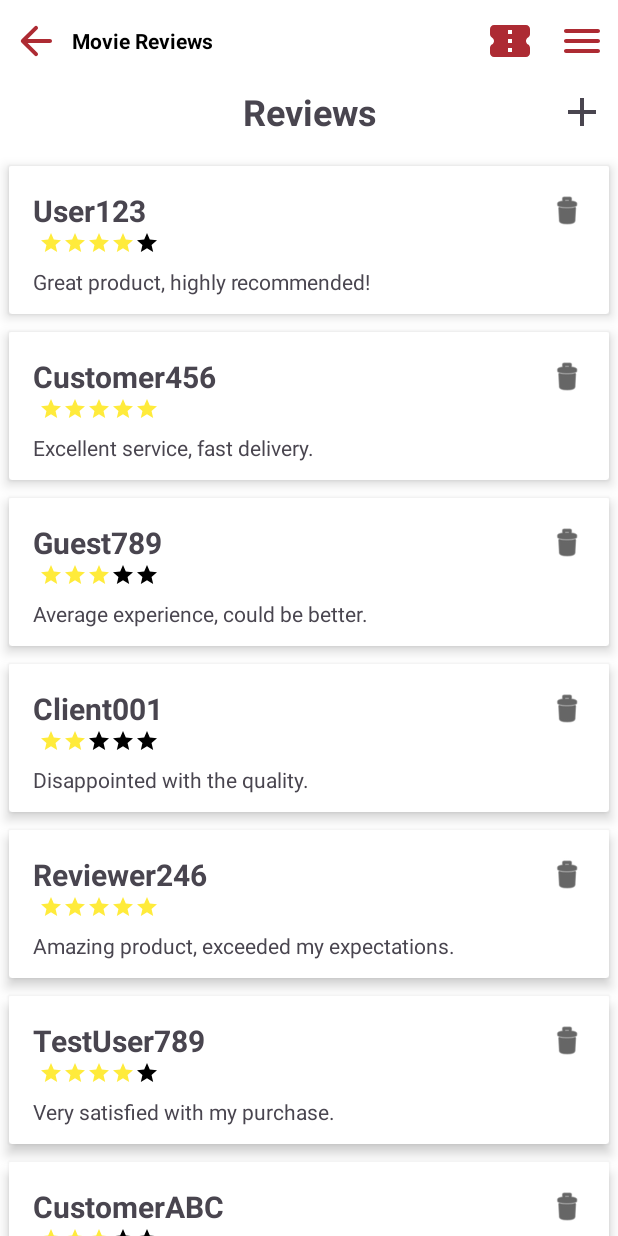
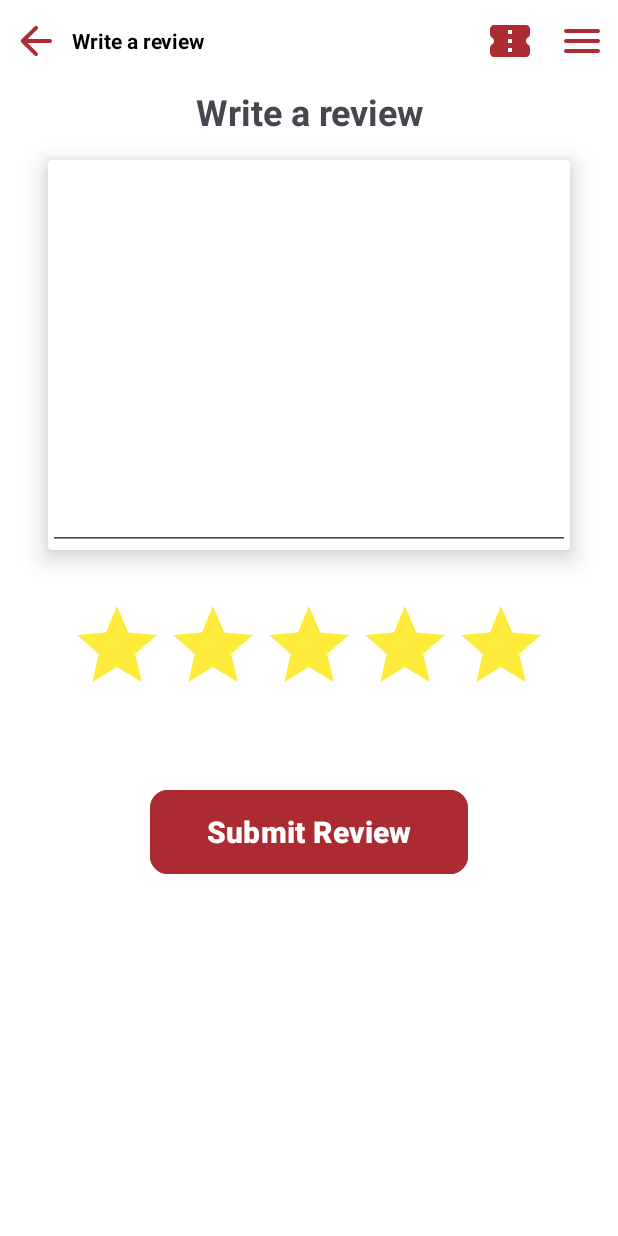
Before and after one commit to saltypickle2209/RepCGV, an Android app: the fragment MovieReviewFragment placed in its activity, after a tap on an icon or button, on a phone screen of 412 x 824 dp. Run offline under Robolectric (Android 15) with nearby library versions, the phone set to English and light mode, and no system bars.

Commit message:
add new Review

```diff
--- a/app/src/main/java/com/example/repcgv/fragments/MovieReviewFragment.kt
+++ b/app/src/main/java/com/example/repcgv/fragments/MovieReviewFragment.kt
@@ -56,7 +56,7 @@ class MovieReviewFragment : Fragment() {
         recyclerViewReviews.layoutManager = LinearLayoutManager(context)
 
         buttonAdd.setOnClickListener {
-//            (this.activity as? MainActivity)?.addFragment(NewReviewFragment(),"newReview")
+            (this.activity as? MainActivity)?.addFragment(NewReviewFragment(),"newReview")
         }
     }
 
--- /dev/null
+++ b/app/src/main/java/com/example/repcgv/fragments/NewReviewFragment.kt
@@ -0,0 +1,66 @@
+package com.example.repcgv.fragments
+
+import android.content.res.ColorStateList
+import android.graphics.Color
+import android.os.Bundle
+import androidx.fragment.app.Fragment
+import android.view.LayoutInflater
+import android.view.View
+import android.view.ViewGroup
+import android.widget.Button
+import android.widget.EditText
+import androidx.appcompat.widget.AppCompatButton
+import com.example.repcgv.R
+
+class NewReviewFragment : Fragment() {
+
+    private lateinit var root: View;
+    private lateinit var textReview: EditText
+    private lateinit var buttonSubmit: Button;
+    private lateinit var buttonStarsList: ArrayList<AppCompatButton>
+
+    private val COLOR_STAR_SELECTED = Color.parseColor("#FFEB3B")
+    private val COLOR_STAR_NONE = Color.parseColor("#000000")
+    override fun onCreateView(
+        inflater: LayoutInflater, container: ViewGroup?,
+        savedInstanceState: Bundle?
+    ): View {
+        root = inflater.inflate(R.layout.fragment_new_review, container, false)
+        init()
+
+        return root;
+    }
+
+    private fun init()
+    {
+        textReview = root.findViewById(R.id.textReview);
+        buttonSubmit = root.findViewById(R.id.buttonSubmit);
+        buttonStarsList = arrayListOf(
+            root.findViewById(R.id.buttonStar_0),
+            root.findViewById(R.id.buttonStar_1),
+            root.findViewById(R.id.buttonStar_2),
+            root.findViewById(R.id.buttonStar_3),
+            root.findViewById(R.id.buttonStar_4),
+        )
+
+        for(i in 0 until 5)
+        {
+            buttonStarsList[i].setOnClickListener({
+                SetStarOnClick(i);
+            })
+        }
+    }
+
+
+    private fun SetStarOnClick(index: Int)
+    {
+        for(i in 0 until 5){
+            buttonStarsList[i].backgroundTintList = ColorStateList.valueOf( COLOR_STAR_NONE);
+        }
+
+        for(i in 0 until index+1){
+            buttonStarsList[i].backgroundTintList = ColorStateList.valueOf(COLOR_STAR_SELECTED);
+        }
+    }
+
+}
--- /dev/null
+++ b/app/src/main/res/layout/fragment_new_review.xml
@@ -0,0 +1,183 @@
+<?xml version="1.0" encoding="utf-8"?>
+<androidx.constraintlayout.widget.ConstraintLayout xmlns:android="http://schemas.android.com/apk/res/android"
+    xmlns:app="http://schemas.android.com/apk/res-auto"
+    xmlns:tools="http://schemas.android.com/tools"
+    android:layout_width="match_parent"
+    android:layout_height="match_parent"
+    android:background="#FFFFFF"
+    tools:context=".fragments.NewReviewFragment">
+
+    <!-- TODO: Update blank fragment layout -->
+
+
+    <Button
+        android:id="@+id/buttonSubmit"
+        android:layout_width="0dp"
+        android:layout_height="64dp"
+        android:layout_marginStart="100dp"
+        android:layout_marginTop="60dp"
+        android:layout_marginEnd="100dp"
+        android:backgroundTint="#AC2B33"
+        android:text="Submit Review"
+        android:textSize="20dp"
+        android:textStyle="bold"
+        app:cornerRadius="12dp"
+        app:layout_constraintEnd_toEndOf="parent"
+        app:layout_constraintStart_toStartOf="parent"
+        app:layout_constraintTop_toBottomOf="@+id/linearLayout2" />
+
+    <androidx.constraintlayout.widget.ConstraintLayout
+        android:id="@+id/navbar"
+        android:layout_width="match_parent"
+        android:layout_height="54dp"
+        android:background="@color/white"
+        app:layout_constraintEnd_toEndOf="parent"
+        app:layout_constraintHorizontal_bias="0.5"
+        app:layout_constraintStart_toStartOf="parent"
+        app:layout_constraintTop_toTopOf="parent">
+
+        <ImageButton
+            android:id="@+id/backBtn"
+            android:layout_width="48dp"
+            android:layout_height="48dp"
+            android:background="@null"
+            android:src="@drawable/back_arrow"
+            app:layout_constraintBottom_toBottomOf="parent"
+            app:layout_constraintStart_toStartOf="parent"
+            app:layout_constraintTop_toTopOf="parent"
+            app:tint="@color/red" />
+
+        <TextView
+            android:layout_width="0dp"
+            android:layout_height="0dp"
+            android:gravity="start|fill_vertical"
+            android:text="Write a review"
+            android:textColor="@color/black"
+            android:textStyle="bold"
+            app:layout_constraintBottom_toBottomOf="parent"
+            app:layout_constraintEnd_toStartOf="@id/ticketBtn"
+            app:layout_constraintStart_toEndOf="@id/backBtn"
+            app:layout_constraintTop_toTopOf="parent" />
+
+        <ImageButton
+            android:id="@+id/ticketBtn"
+            android:layout_width="48dp"
+            android:layout_height="48dp"
+            android:background="@null"
+            android:src="@drawable/ticket"
+            app:layout_constraintBottom_toBottomOf="parent"
+            app:layout_constraintEnd_toStartOf="@+id/menuBtn"
+            app:layout_constraintTop_toTopOf="parent"
+            app:tint="@color/red" />
+
+        <ImageButton
+            android:id="@+id/menuBtn"
+            android:layout_width="48dp"
+            android:layout_height="48dp"
+            android:background="@null"
+            android:src="@drawable/menu"
+            app:layout_constraintBottom_toBottomOf="parent"
+            app:layout_constraintEnd_toEndOf="parent"
+            app:layout_constraintTop_toTopOf="parent"
+            app:tint="@color/red" />
+
+    </androidx.constraintlayout.widget.ConstraintLayout>
+
+    <TextView
+        android:id="@+id/textView31"
+        android:layout_width="0dp"
+        android:layout_height="wrap_content"
+        android:layout_marginTop="4dp"
+        android:gravity="center"
+        android:text="Write a review"
+        android:textSize="24sp"
+        android:textStyle="bold"
+        app:layout_constraintEnd_toEndOf="parent"
+        app:layout_constraintHorizontal_bias="1.0"
+        app:layout_constraintStart_toStartOf="parent"
+        app:layout_constraintTop_toBottomOf="@+id/navbar" />
+
+    <androidx.cardview.widget.CardView
+        android:id="@+id/cardText"
+        android:layout_width="0dp"
+        android:layout_height="260dp"
+        android:layout_marginStart="32dp"
+        android:layout_marginTop="16dp"
+        android:layout_marginEnd="32dp"
+        android:ems="10"
+        android:gravity="start|top"
+        android:inputType="textMultiLine"
+        app:cardBackgroundColor="#FFFFFF"
+        app:cardElevation="10dp"
+        app:layout_constraintEnd_toEndOf="parent"
+        app:layout_constraintStart_toStartOf="parent"
+        app:layout_constraintTop_toBottomOf="@+id/textView31">
+
+        <EditText
+            android:id="@+id/textReview"
+            android:layout_width="match_parent"
+            android:layout_height="match_parent"
+            android:ems="10"
+            android:gravity="start|top"
+            android:inputType="textMultiLine" />
+    </androidx.cardview.widget.CardView>
+
+    <LinearLayout
+        android:id="@+id/linearLayout2"
+        android:layout_width="wrap_content"
+        android:layout_height="wrap_content"
+        android:layout_marginTop="32dp"
+        android:orientation="horizontal"
+        app:layout_constraintEnd_toEndOf="parent"
+        app:layout_constraintStart_toStartOf="parent"
+        app:layout_constraintTop_toBottomOf="@+id/cardText">
+
+        <androidx.appcompat.widget.AppCompatButton
+            android:id="@+id/buttonStar_0"
+            android:layout_width="64dp"
+            android:layout_height="64dp"
+            android:layout_weight="1"
+            android:background="@drawable/star"
+            android:backgroundTint="#FFEB3B"
+            app:layout_constraintStart_toStartOf="parent"
+            app:layout_constraintTop_toTopOf="parent" />
+
+        <androidx.appcompat.widget.AppCompatButton
+            android:id="@+id/buttonStar_1"
+            android:layout_width="64dp"
+            android:layout_height="64dp"
+            android:background="@drawable/star"
+            android:backgroundTint="#FFEB3B"
+            app:layout_constraintStart_toStartOf="parent"
+            app:layout_constraintTop_toTopOf="parent" />
+
+        <androidx.appcompat.widget.AppCompatButton
+            android:id="@+id/buttonStar_2"
+            android:layout_width="64dp"
+            android:layout_height="64dp"
+            android:background="@drawable/star"
+            android:backgroundTint="#FFEB3B"
+            app:layout_constraintStart_toStartOf="parent"
+            app:layout_constraintTop_toTopOf="parent" />
+
+        <androidx.appcompat.widget.AppCompatButton
+            android:id="@+id/buttonStar_3"
+            android:layout_width="64dp"
+            android:layout_height="64dp"
+            android:background="@drawable/star"
+            android:backgroundTint="#FFEB3B"
+            app:layout_constraintStart_toStartOf="parent"
+            app:layout_constraintTop_toTopOf="parent" />
+
+        <androidx.appcompat.widget.AppCompatButton
+            android:id="@+id/buttonStar_4"
+            android:layout_width="64dp"
+            android:layout_height="64dp"
+            android:background="@drawable/star"
+            android:backgroundTint="#FFEB3B"
+            app:layout_constraintStart_toStartOf="parent"
+            app:layout_constraintTop_toTopOf="parent" />
+    </LinearLayout>
+
+
+</androidx.constraintlayout.widget.ConstraintLayout>
```
